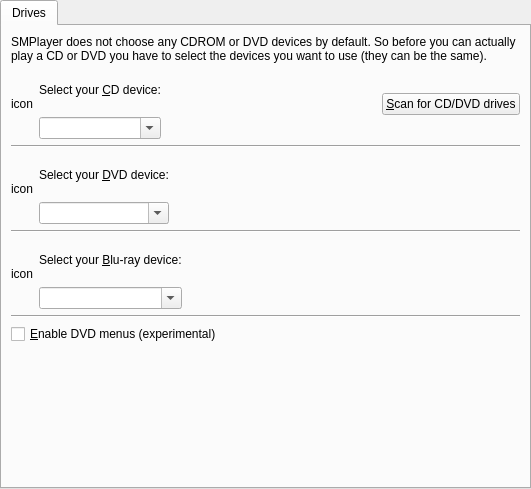
First picture: the form in src/prefdrives.ui, repository wilbert2000/wzplayer, before the edit.
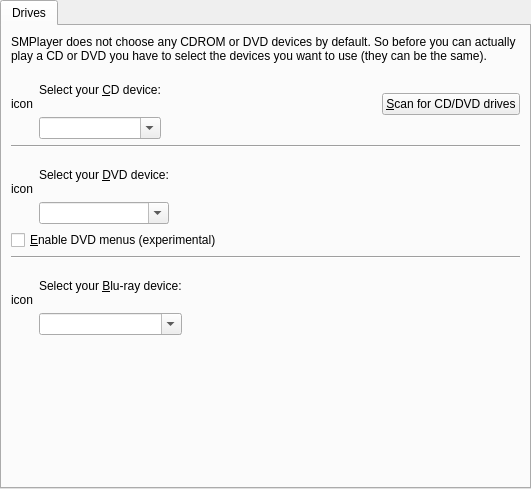
Second picture: the form after the edit. Custom widgets are drawn as their Qt base class.

Commit message: Change the order of the 'Enable DVD menus' option

The edit to the form file:
```diff
--- a/src/prefdrives.ui
+++ b/src/prefdrives.ui
@@ -219,6 +219,13 @@
          </item>
         </layout>
        </item>
+       <item>
+        <widget class="QCheckBox" name="use_dvdnav_check">
+         <property name="text">
+          <string>&amp;Enable DVD menus (experimental)</string>
+         </property>
+        </widget>
+       </item>
        <item>
         <widget class="Line" name="line">
          <property name="orientation">
@@ -301,20 +308,6 @@
          </item>
         </layout>
        </item>
-       <item>
-        <widget class="Line" name="line_2">
-         <property name="orientation">
-          <enum>Qt::Horizontal</enum>
-         </property>
-        </widget>
-       </item>
-       <item>
-        <widget class="QCheckBox" name="use_dvdnav_check">
-         <property name="text">
-          <string>&amp;Enable DVD menus (experimental)</string>
-         </property>
-        </widget>
-       </item>
        <item>
         <spacer>
          <property name="orientation">
```
Left out of the diff: 2 changed lines with no effect on the pictures. The commit also changes 1 other file.
